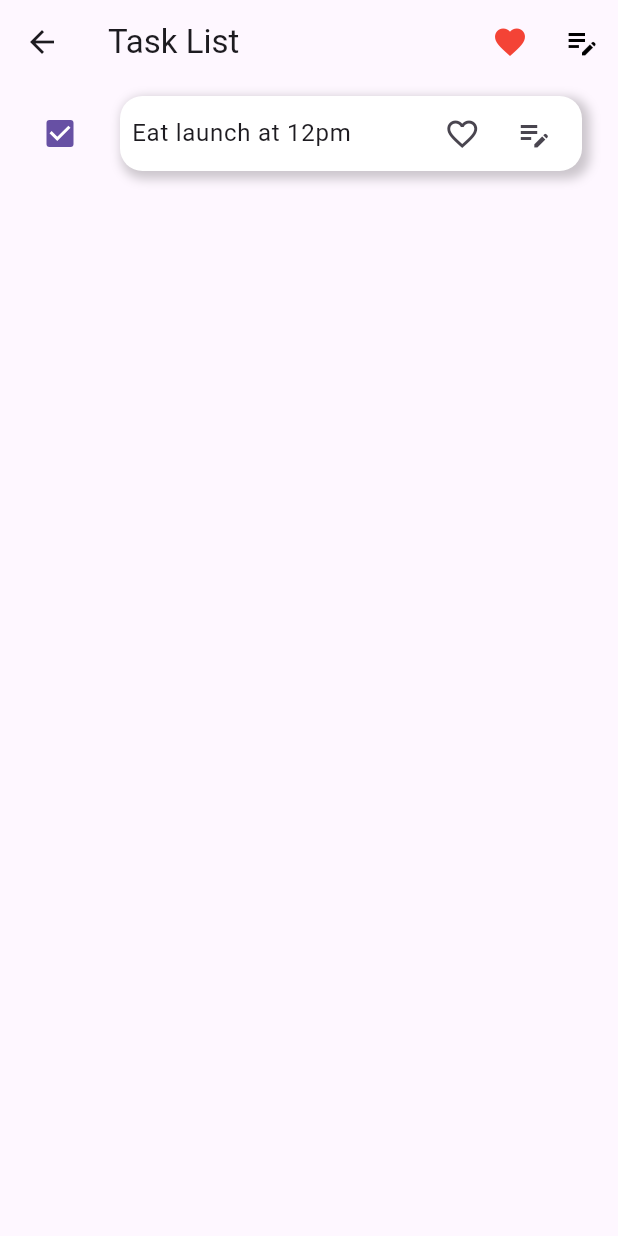
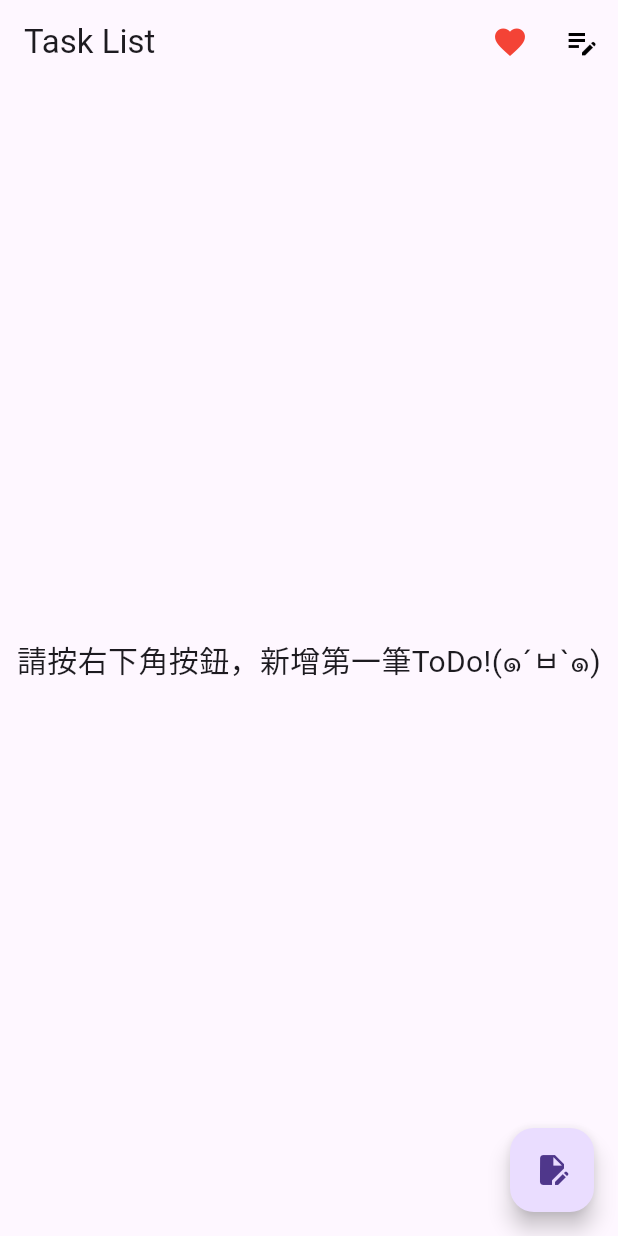
Before and after one commit to a23658945/Practice_1131219, a Flutter app: the screen it shows after launch, after a tap on the "edit note" icon, on a phone screen of 412 x 824 dp. Run offline on Flutter 3.47's test engine with Material 3 defaults, Android fonts, the phone set to English and light mode, and no system bars.

Commit message:
todo_checkbox_ok

```diff
--- a/lib/ListPage.dart
+++ b/lib/ListPage.dart
@@ -1,4 +1,6 @@
 import 'package:flutter/material.dart';
+import 'taskList.dart';
+import 'dataList.dart';
 
 class ListPage extends StatefulWidget {
   const ListPage({super.key});
@@ -8,13 +10,12 @@ class ListPage extends StatefulWidget {
 }
 
 class _ListPageState extends State<ListPage> {
-  List<Map<String, dynamic>> task = [{"content":"Eat launch at 12pm",
-    "checked":true
-  }];
+  List<TodoData> task = [];
   @override
   Widget build(BuildContext context) {
     return Scaffold(
       appBar: AppBar(
+        automaticallyImplyLeading: false,
         title: Text("Task List"),
         actions: [
           IconButton(
@@ -31,40 +32,48 @@ class _ListPageState extends State<ListPage> {
               ))
         ],
       ),
-      body: ListView(
-        children: task.map((e)=>buildListTile(e["checked"],e["content"])
-      ).toList(),
-    ));
+      body: task.isEmpty
+          ? Center(
+              child: Text(
+              "請按右下角按鈕，新增第一筆ToDo!(๑´ㅂ`๑)",
+              textAlign: TextAlign.center,
+              style: TextStyle(fontSize: 20),
+            ))
+          : ListView(
+              children: task.asMap().entries.map((e) {
+              int index = e.key;
+              TodoData item = e.value;
+              return Tasklist(
+                  checked: item.checked,
+                  content: item.content,
+                  onCheckedChanged: (bool? newValue) {
+                    setState(() {
+                      task[index].checked = newValue ?? false;
+                      for (var i in task) {
+                        print(i.checked);
+                      }
+                    });
+                  });
+            }).toList()
+              //  task
+              //     .map((e) => Tasklist(checked: e.checked, content: e.content))
+              //     .toList(),
+              ),
+      floatingActionButton: FloatingActionButton(
+        onPressed: () async {
+          final result = await Navigator.pushNamed(context, '/ContentPage');
+          if (result != null && result != '') {
+            setState(() {
+              task.add(TodoData(checked: false, content: result.toString()));
+            });
+          }
+
+          // for (int i = 0; i < task.length; i++) {
+          //   print(task[i].content);
+          // }
+        },
+        child: Icon(Icons.edit_document),
+      ),
+    );
   }
 }
-
-
-Widget buildListTile(bool checked, String content){
-  return ListTile(
-              leading: Checkbox(value: checked, onChanged: (e) {}),
-              title: Container(
-                height: 50,
-                width: 300,
-                decoration: BoxDecoration(
-                  color: Colors.white,
-                  borderRadius: BorderRadius.all(Radius.circular(15)),
-                  boxShadow: [
-                    BoxShadow(
-                      color: Colors.black.withOpacity(0.2), // 陰影顏色與透明度
-                      spreadRadius: 2, // 擴散半徑
-                      blurRadius: 5, // 模糊半徑
-                      offset: Offset(3, 3), // 陰影位移 (x, y)
-                    ),
-                  ],
-                ),
-                child: Row(
-                  mainAxisAlignment: MainAxisAlignment.center,
-                  children: [
-                    Text("$content"),
-                    SizedBox(width: 50,),
-                    IconButton(onPressed: (){}, icon: Icon(Icons.favorite_border)),
-                    IconButton(onPressed: (){}, icon: Icon(Icons.edit_note))
-                  ],
-                )
-              ));
-}
--- /dev/null
+++ b/lib/dataList.dart
@@ -0,0 +1,5 @@
+class TodoData {
+  String content;
+  bool checked;
+  TodoData({required this.checked, required this.content});
+}
--- a/lib/exTextfield_2.dart
+++ /dev/null
@@ -1,48 +0,0 @@
-import 'package:flutter/material.dart';
-
-class ExTextField_1 extends StatefulWidget {
-  const ExTextField_1({super.key});
-
-  @override
-  State<ExTextField_1> createState() => _ExTextField_1State();
-}
-
-class _ExTextField_1State extends State<ExTextField_1> {
-  late TextEditingController _controller;
-  String text='';
-  @override
-  void initState() {
-    super.initState();
-    _controller = TextEditingController();
-  }
-
-  @override
-  Widget build(BuildContext context) {
-    return Column(
-      mainAxisAlignment: MainAxisAlignment.center,
-      children: [
-        Center(
-          child: SizedBox(
-            width: 300,
-            child: TextField(
-              decoration: InputDecoration(border: OutlineInputBorder()),
-              controller: _controller,
-              onSubmitted: (e) {
-                setState(() {
-                 text = _controller.text;
-                });
-                _controller.clear();
-              },
-            ),
-          ),
-        ),
-        SizedBox(
-          height: 100,
-        ),
-        Container(
-          child: Text("$text"),
-        )
-      ],
-    );
-  }
-}
--- a/lib/main.dart
+++ b/lib/main.dart
@@ -1,7 +1,7 @@
 import 'package:flutter/material.dart';
-import 'example_1.dart';
-import 'exTextfield_2.dart';
+import 'ContentPage.dart';
 import 'ListPage.dart';
+
 void main() {
   runApp(const MainApp());
 }
@@ -11,15 +11,14 @@ class MainApp extends StatelessWidget {
 
   @override
   Widget build(BuildContext context) {
-    return  MaterialApp(
+    return MaterialApp(
       debugShowCheckedModeBanner: false,
       initialRoute: '/ListPage',
-      routes:{
-        '/':(context)=>Scaffold(body: ExTextField_1()),
-        '/ListPage':(context)=>ListPage()
-
+      routes: {
+        // '/': (context) => Scaffold(body: ExTextField_1()),
+        '/ListPage': (context) => ListPage(),
+        '/ContentPage': (context) => ContentPage()
       },
-
     );
   }
 }
```
Also changed, not shown: lib/ContentPage.dart (added, +105 -0 lines), lib/exTextfield.dart (deleted, +0 -50 lines), lib/example_1.dart (deleted, +0 -84 lines), lib/taskList.dart (added, +50 -0 lines), assets/SplashPage.png (added).
